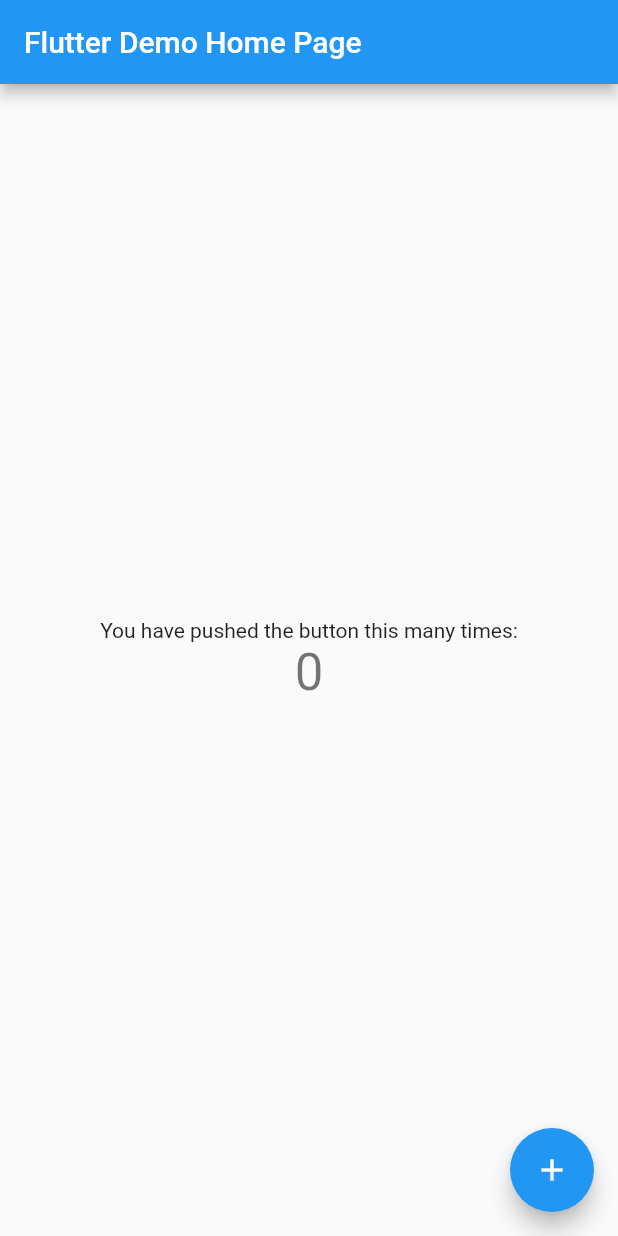
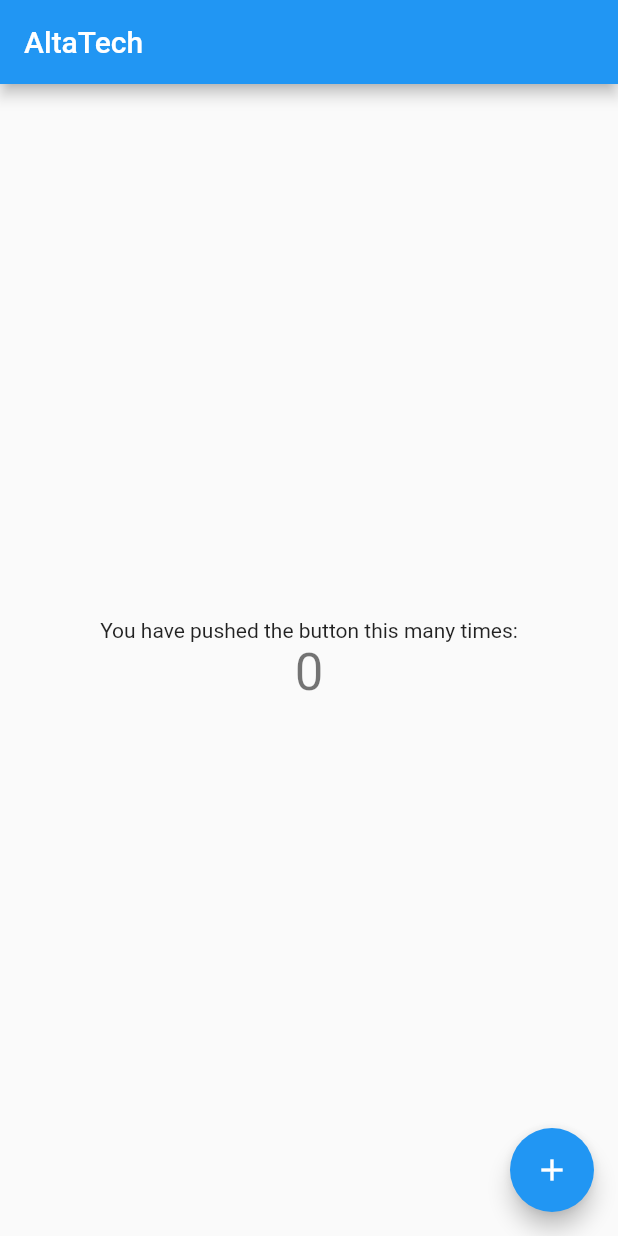
Before and after one commit to Kelompok-17-Capstone/mobile_flutter, a Flutter app: the screen it shows after launch, on a phone screen of 412 x 824 dp. Run offline on Flutter 3.47's test engine with Material 2 defaults, Android fonts, the phone set to English and light mode, and no system bars.

Commit message:
Update main.dart

```diff
--- a/lib/main.dart
+++ b/lib/main.dart
@@ -14,7 +14,7 @@ class MyApp extends StatelessWidget {
       theme: ThemeData(
         primarySwatch: Colors.blue,
       ),
-      home: const MyHomePage(title: 'Flutter Demo Home Page'),
+      home: const MyHomePage(title: 'AltaTech'),
     );
   }
 }
```
